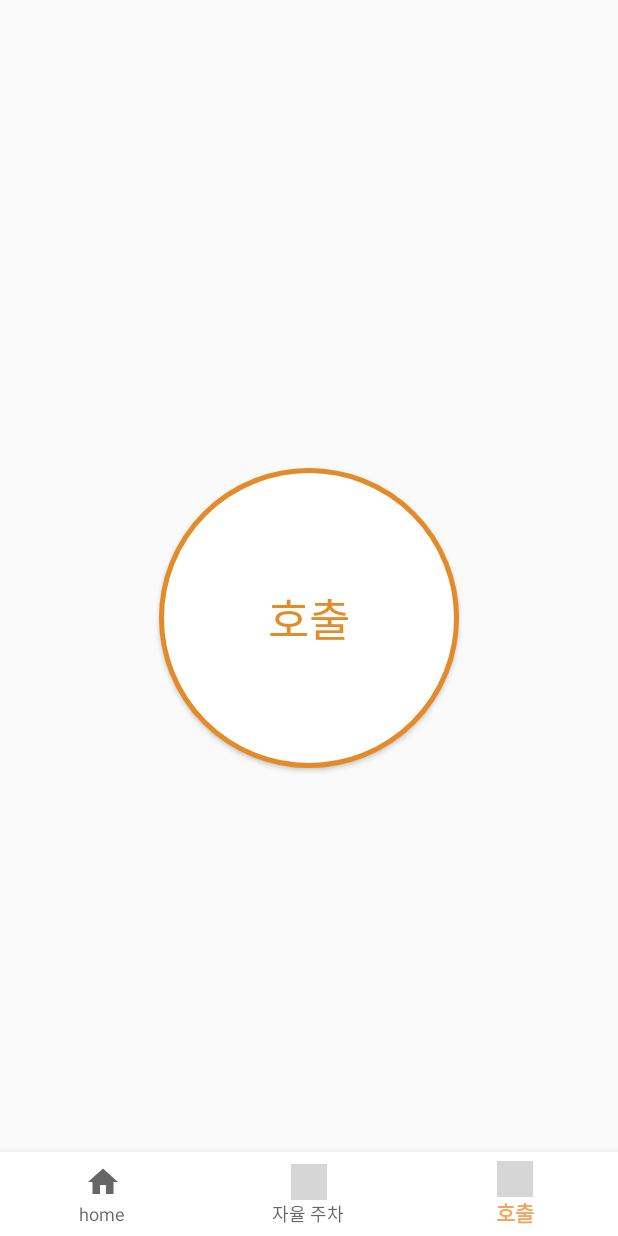
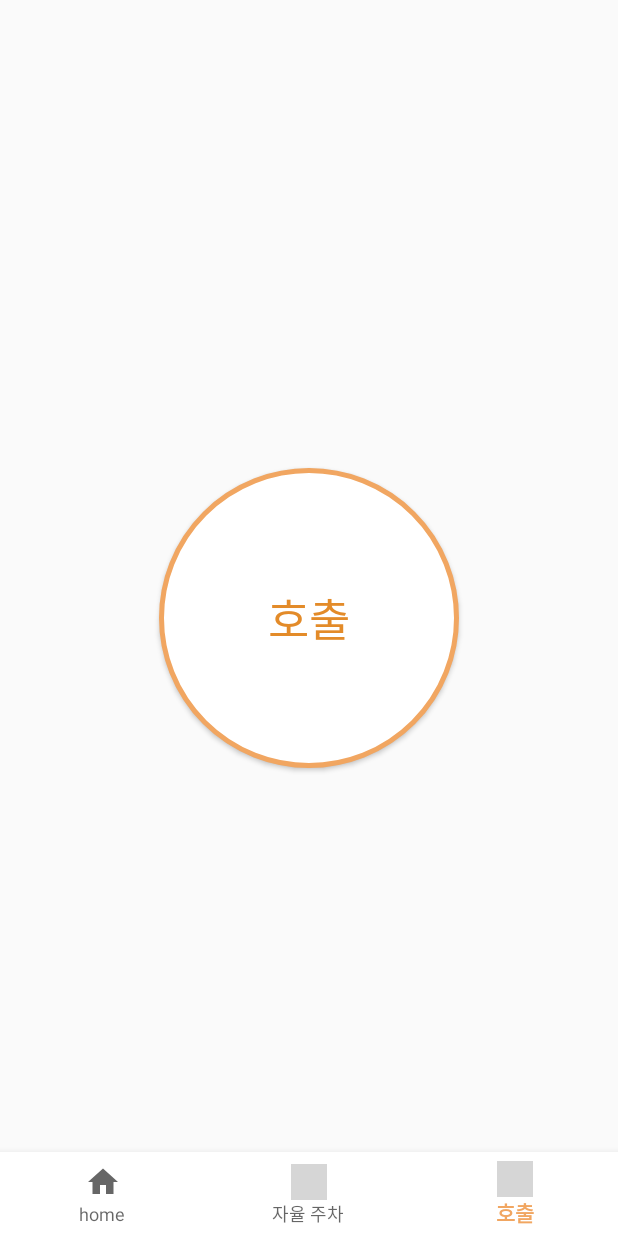
Before and after one commit to dlwngud/capstone, an Android app: the screen it shows after launch (MainActivity), item 3 of the bottom bar chosen, on a phone screen of 412 x 824 dp. Run offline under Robolectric (Android 15) with nearby library versions, the phone set to English and light mode, and no system bars; libraries missing offline, so code that uses them is left out: io.socket.client, io.socket.emitter; 2 statements that could not run were skipped; grey boxes are pictures that could not be loaded.

Commit message:
[추가] 주차중, 호출중 progress Dialog 띄우고 종료시 dismiss

```diff
--- a/app/build.gradle
+++ b/app/build.gradle
@@ -60,4 +60,7 @@ dependencies {
     implementation 'com.google.firebase:firebase-analytics-ktx'
     implementation 'com.google.firebase:firebase-messaging-ktx'
     implementation 'androidx.work:work-runtime-ktx:2.7.1'
+
+    implementation("org.jetbrains.kotlinx:kotlinx-coroutines-core:1.6.4")
+    implementation 'org.jetbrains.kotlinx:kotlinx-coroutines-android:1.3.1'
 }
--- a/app/src/main/java/com/dlwngud/socket/MainActivity.kt
+++ b/app/src/main/java/com/dlwngud/socket/MainActivity.kt
@@ -34,7 +34,6 @@ class MainActivity : AppCompatActivity() {
         binding = ActivityMainBinding.inflate(layoutInflater)
         val view = binding.root
         setContentView(view)
-
 
         thread(start = true) {
             for (i in 1..5) {
--- a/app/src/main/java/com/dlwngud/socket/fragment/ParkingFragment.kt
+++ b/app/src/main/java/com/dlwngud/socket/fragment/ParkingFragment.kt
@@ -1,6 +1,8 @@
 package com.dlwngud.socket.fragment
 
+import android.app.ProgressDialog
 import android.os.Bundle
+import android.util.Log
 import androidx.fragment.app.Fragment
 import android.view.LayoutInflater
 import android.view.View
@@ -10,11 +12,20 @@ import com.dlwngud.socket.R
 import com.dlwngud.socket.databinding.FragmentParkingBinding
 import com.dlwngud.socket.socket.Socket.mSocket
 import io.socket.client.Socket
+import io.socket.emitter.Emitter
+import kotlinx.coroutines.CoroutineScope
+import kotlinx.coroutines.Dispatchers
+import kotlinx.coroutines.delay
+import kotlinx.coroutines.launch
+import kotlin.concurrent.thread
 
 // 바인딩 객체 타입에 ?를 붙여서 null을 허용 해줘야한다. ( onDestroy 될 때 완벽하게 제거를 하기위해 )
 private var mBinding: FragmentParkingBinding? = null
+
 // 매번 null 체크를 할 필요 없이 편의성을 위해 바인딩 변수 재 선언
 private val binding get() = mBinding!!
+
+private val dialogFragment = ProgressDialogFragment()
 
 class ParkingFragment : Fragment() {
 
@@ -27,7 +38,10 @@ class ParkingFragment : Fragment() {
         // 주행 시작을 알림
         binding.btnParking.setOnClickListener {
             mSocket.emit("drive", "drive")
+            dialogFragment.show(childFragmentManager, " ")
         }
+
+        mSocket.on("parking", onMessage)
 
         return binding.root
     }
@@ -38,4 +52,10 @@ class ParkingFragment : Fragment() {
         mBinding = null
         super.onDestroyView()
     }
+
+    private val onMessage = Emitter.Listener { args ->
+        val data = args[0].toString()
+        Log.d("parking", data)
+        dialogFragment.dismiss()
+    }
 }
--- a/app/src/main/java/com/dlwngud/socket/socket/Socket.kt
+++ b/app/src/main/java/com/dlwngud/socket/socket/Socket.kt
@@ -15,7 +15,7 @@ object Socket {
 
     fun connectSocket(): Boolean{
         try {
-            mSocket = IO.socket("http://172.16.29.177:9999")
+            mSocket = IO.socket("http://192.168.0.5:9999")
             mSocket.connect()
             Log.d("Connected", "OK")
             mSocket.on(Socket.EVENT_CONNECT, onConnect)
--- a/app/src/main/res/drawable/circular_button.xml
+++ b/app/src/main/res/drawable/circular_button.xml
@@ -5,5 +5,5 @@
     <solid android:color="@color/white"/>
     <stroke
         android:width="3dp"
-        android:color="@color/purple_700" />
+        android:color="@color/purple_500" />
 </shape>
--- a/app/src/main/res/drawable/circular_button_clicked.xml
+++ b/app/src/main/res/drawable/circular_button_clicked.xml
@@ -2,8 +2,5 @@
 <shape xmlns:android="http://schemas.android.com/apk/res/android"
     android:shape="oval">
 
-    <solid android:color="@color/purple_700" />
-    <stroke
-        android:width="3dp"
-        android:color="@color/white" />
+    <solid android:color="@color/purple_500" />
 </shape>
--- a/app/src/main/res/layout/dialog_custom_progress.xml
+++ b/app/src/main/res/layout/fragment_progress_dialog.xml
@@ -14,7 +14,7 @@
     <TextView
         android:layout_width="wrap_content"
         android:layout_height="wrap_content"
-        android:text="Please Wait..."
+        android:text="주차중..."
         android:textColor="@color/black"
         android:textSize="16sp" />
 
--- a/app/src/main/res/values/strings.xml
+++ b/app/src/main/res/values/strings.xml
@@ -4,4 +4,6 @@
     <string name="call">호출</string>
     <!-- TODO: Remove or change this placeholder text -->
     <string name="home">home</string>
+    <!-- TODO: Remove or change this placeholder text -->
+    <string name="hello_blank_fragment">Hello blank fragment</string>
 </resources>
```
Also changed, not shown: app/src/main/java/com/dlwngud/socket/fragment/CallFragment.kt (+17 -0 lines), app/src/main/java/com/dlwngud/socket/fragment/ProgressDialogFragment.kt (added, +31 -0 lines), app/src/main/java/com/dlwngud/socket/fragment/ProgressDialogFragment2.kt (added, +31 -0 lines), app/src/main/res/layout/fragment_progress_dialog2.xml (added, +21 -0 lines).
